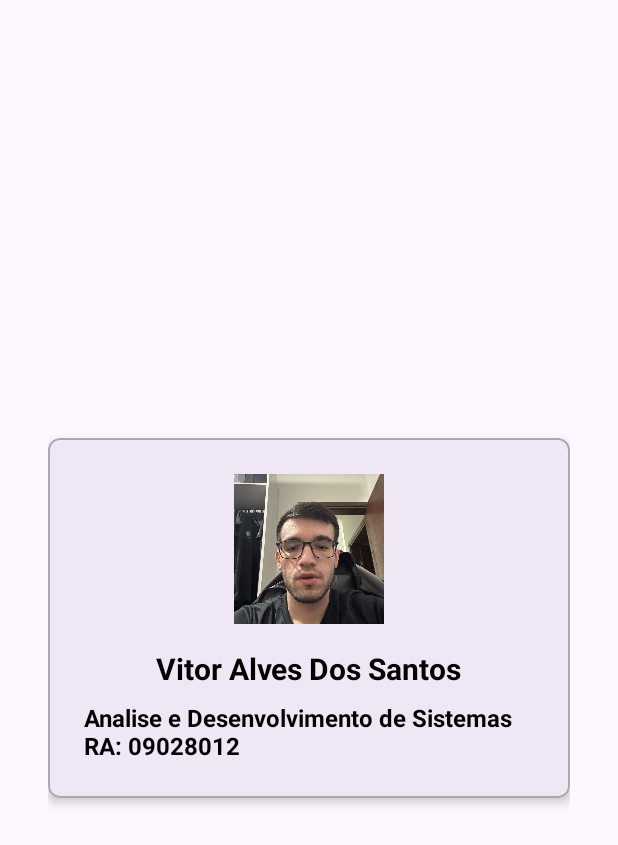
After one commit to VitorAlvesDevv/Previsao-tempo, an Android app: the SobreActivity screen opened directly, with no data from a screen before it, on a phone screen of 412 x 824 dp. The commit adds this screen. Shown: the top 845 px of the screen. Run offline under Robolectric (Android 15) with nearby library versions, the phone set to English and light mode, and no system bars.

Commit message:
implementação da do botao para ir para pagina sobre

```diff
--- a/app/src/main/AndroidManifest.xml
+++ b/app/src/main/AndroidManifest.xml
@@ -21,12 +21,16 @@
         <activity
             android:name=".MainActivity"
             android:exported="true" >
+
             <intent-filter>
                 <action android:name="android.intent.action.MAIN" />
 
                 <category android:name="android.intent.category.LAUNCHER" />
             </intent-filter>
         </activity>
+        <activity
+            android:name=".SobreActivity"
+            android:exported="false" />
     </application>
 
 </manifest>
--- /dev/null
+++ b/app/src/main/java/com/example/previsaodotempo/SobreActivity.java
@@ -0,0 +1,27 @@
+package com.example.previsaodotempo;
+
+import android.os.Bundle;
+import androidx.appcompat.app.AppCompatActivity;
+
+public class SobreActivity extends AppCompatActivity {
+
+    @Override
+    protected void onCreate(Bundle savedInstanceState) {
+        super.onCreate(savedInstanceState);
+        // Carrega o layout da tela "Sobre"
+        setContentView(R.layout.activity_sobre);
+
+        // Opcional: Configura a Toolbar para mostrar o botão de voltar
+        if (getSupportActionBar() != null) {
+            getSupportActionBar().setTitle("Sobre");
+            getSupportActionBar().setDisplayHomeAsUpEnabled(true);
+        }
+    }
+
+    // Lida com o clique no botão de voltar (seta para a esquerda) na Toolbar
+    @Override
+    public boolean onSupportNavigateUp() {
+        finish();
+        return true;
+    }
+}
--- a/app/src/main/java/com/example/previsaodotempo/fragments/home/PrevisaoMeteorologica.kt
+++ b/app/src/main/java/com/example/previsaodotempo/fragments/home/PrevisaoMeteorologica.kt
@@ -11,7 +11,9 @@ import com.example.previsaodotempo.databinding.ItemContainerCurrentLocationBindi
 import com.example.previsaodotempo.databinding.ItemContainerCurrentPrevisaoBinding
 
 class PrevisaoMeteorologica(
-    private val onLocationClicked: () -> Unit
+    private val onLocationClicked: () -> Unit,
+    private val onMoreOptionsClicked: () -> Unit
+
 ) : RecyclerView.Adapter<RecyclerView.ViewHolder>(){
 
     private companion object {
@@ -97,6 +99,7 @@ class PrevisaoMeteorologica(
                 textCurrentLocation.text = currentLocation.location
                 imageCurrentLocation.setOnClickListener {onLocationClicked() }
                 textCurrentLocation.setOnClickListener {onLocationClicked()}
+                imageMoreOptions.setOnClickListener { onMoreOptionsClicked() }
             }
         }
     }
--- a/app/src/main/res/layout/activity_main.xml
+++ b/app/src/main/res/layout/activity_main.xml
@@ -8,7 +8,7 @@
     android:layout_height="match_parent"
     tools:context=".MainActivity">
 
-
+    <include layout="@layout/item_container_current_location"/>
 
     <androidx.fragment.app.FragmentContainerView
         android:id="@+id/fragmentContainerView"
--- /dev/null
+++ b/app/src/main/res/layout/activity_sobre.xml
@@ -0,0 +1,56 @@
+<?xml version="1.0" encoding="utf-8"?>
+<LinearLayout xmlns:android="http://schemas.android.com/apk/res/android"
+    xmlns:app="http://schemas.android.com/apk/res-auto"
+    xmlns:tools="http://schemas.android.com/tools"
+    android:layout_width="match_parent"
+    android:layout_height="match_parent"
+    android:orientation="vertical"
+    android:gravity="center"
+    android:padding="32dp"
+    tools:context=".SobreActivity">
+
+    <com.google.android.material.card.MaterialCardView
+        android:layout_width="match_parent"
+        android:layout_height="wrap_content"
+        app:cardCornerRadius="8dp"
+        app:cardElevation="4dp"
+        app:strokeColor="@android:color/darker_gray"
+        app:strokeWidth="1dp">
+
+        <LinearLayout
+            android:layout_width="match_parent"
+            android:layout_height="wrap_content"
+            android:orientation="vertical"
+            android:gravity="center_horizontal"
+            android:padding="24dp">
+
+            <androidx.appcompat.widget.AppCompatImageView
+                android:id="@+id/image_perfil"
+                android:layout_width="100dp"
+                android:layout_height="100dp"
+                android:scaleType="centerCrop"
+                android:layout_marginBottom="16dp"
+                android:src="@drawable/perfilfoto"/> <androidx.appcompat.widget.AppCompatTextView
+            android:id="@+id/text_nome"
+            android:layout_width="wrap_content"
+            android:layout_height="wrap_content"
+            android:text="Vitor Alves Dos Santos"
+            android:textSize="20sp"
+            android:textStyle="bold"
+            android:textColor="@android:color/black"
+            android:layout_marginBottom="8dp"/>
+
+            <androidx.appcompat.widget.AppCompatTextView
+                android:id="@+id/text_curso"
+                android:layout_width="wrap_content"
+                android:layout_height="wrap_content"
+                android:text="Analise e Desenvolvimento de Sistemas
+                RA: 09028012"
+                android:textStyle="bold"
+                android:textSize="16sp"
+                android:textColor="@android:color/black"/>
+
+        </LinearLayout>
+    </com.google.android.material.card.MaterialCardView>
+
+</LinearLayout>
--- a/app/src/main/res/layout/item_container_current_location.xml
+++ b/app/src/main/res/layout/item_container_current_location.xml
@@ -64,6 +64,7 @@
         app:layout_constraintBottom_toBottomOf="parent"
         app:layout_constraintEnd_toEndOf="parent"
         app:layout_constraintTop_toBottomOf="@id/imageCurrentLocation"
-        app:layout_constraintVertical_bias="1.0" />
+        app:layout_constraintVertical_bias="1.0"
+        tools:context=".SobreActivity"/>
 
 </androidx.constraintlayout.widget.ConstraintLayout>
```
Also changed, not shown: app/src/main/java/com/example/previsaodotempo/MainActivity.java (+17 -1 lines), app/src/main/java/com/example/previsaodotempo/fragments/home/HomeFragment.kt (+10 -2 lines), app/src/main/res/layout/item_daily_forecast.xml (added, +75 -0 lines), app/src/main/res/drawable/perfilfoto.jpg (added).
